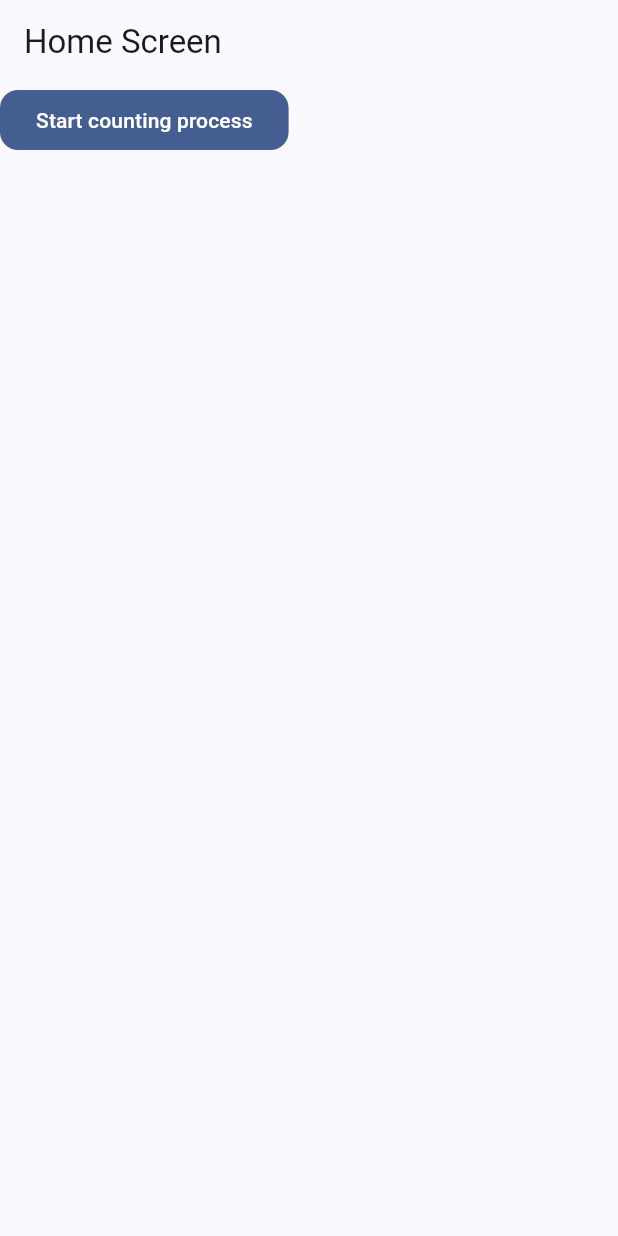
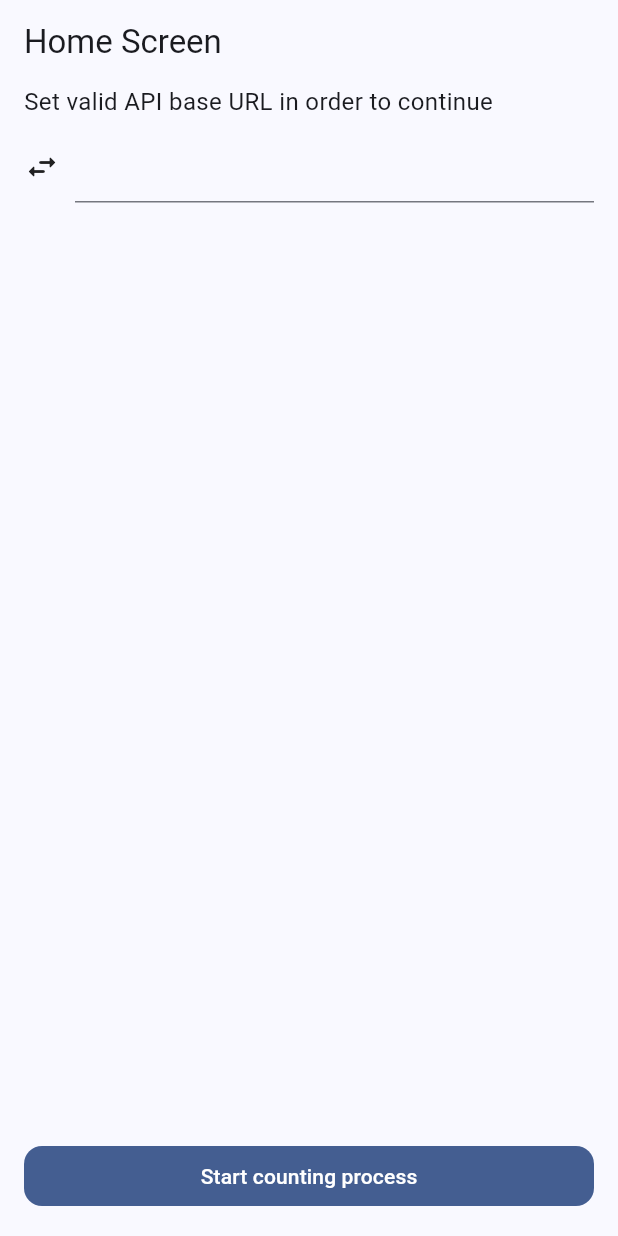
Before and after one commit to tortamque/pathfinder, a Flutter app: the screen it shows after launch, on a phone screen of 412 x 824 dp. Run offline on Flutter 3.47's test engine with Material 3 defaults, Android fonts, the phone set to English and light mode, and no system bars; our stand-ins replace go_router.

Commit message:
Create enter url page

```diff
--- a/lib/config/themes/extensions.dart
+++ b/lib/config/themes/extensions.dart
@@ -4,3 +4,13 @@ import 'package:pathfinder/config/themes/app_colors.dart';
 extension AppColorsFromContext on BuildContext {
   AppColors get colors => AppColors.of(this);
 }
+
+extension TextStylesFromContext on BuildContext {
+  TextTheme get textStyles => Theme.of(this).textTheme;
+}
+
+extension CustomTextStyle on TextTheme {
+  TextStyle get regular => const TextStyle(
+        fontSize: 16,
+      );
+}
--- a/lib/features/enter_url/presentation/pages/enter_url_page.dart
+++ b/lib/features/enter_url/presentation/pages/enter_url_page.dart
@@ -1,8 +1,17 @@
 import 'package:flutter/material.dart';
+import 'package:pathfinder/config/themes/extensions.dart';
+import 'package:pathfinder/features/enter_url/presentation/widgets/enter_url_text_field.dart';
 import 'package:pathfinder/widgets/buttons/main_button.dart';
 
-class HomePage extends StatelessWidget {
+class HomePage extends StatefulWidget {
   const HomePage({super.key});
+
+  @override
+  State<HomePage> createState() => _HomePageState();
+}
+
+class _HomePageState extends State<HomePage> {
+  final TextEditingController _urlController = TextEditingController();
 
   @override
   Widget build(BuildContext context) {
@@ -10,13 +19,32 @@ class HomePage extends StatelessWidget {
       appBar: AppBar(
         title: const Text('Home Screen'),
       ),
-      body: Column(
-        children: [
-          MainButton(
-            onPressed: () {},
-            child: const Text('Start counting process'),
-          ),
-        ],
+      body: Padding(
+        padding: const EdgeInsets.symmetric(horizontal: 16),
+        child: Column(
+          crossAxisAlignment: CrossAxisAlignment.start,
+          children: [
+            Text(
+              'Set valid API base URL in order to continue',
+              style: context.textStyles.regular,
+            ),
+            Padding(
+              padding: const EdgeInsets.only(top: 8),
+              child: EnterUrlTextField(
+                controller: _urlController,
+              ),
+            ),
+            const Spacer(),
+            Padding(
+              padding: const EdgeInsets.only(bottom: 16),
+              child: MainButton(
+                onPressed: () {},
+                padding: const EdgeInsets.symmetric(vertical: 8),
+                child: const Text('Start counting process'),
+              ),
+            ),
+          ],
+        ),
       ),
     );
   }
--- /dev/null
+++ b/lib/features/enter_url/presentation/widgets/enter_url_text_field.dart
@@ -0,0 +1,25 @@
+import 'package:flutter/material.dart';
+
+class EnterUrlTextField extends StatelessWidget {
+  const EnterUrlTextField({
+    super.key,
+    required this.controller,
+  });
+
+  final TextEditingController controller;
+
+  @override
+  Widget build(BuildContext context) {
+    return Row(
+      children: [
+        Icon(Icons.swap_horiz_rounded),
+        Expanded(
+          child: Padding(
+            padding: const EdgeInsets.only(left: 10),
+            child: TextField(),
+          ),
+        ),
+      ],
+    );
+  }
+}
--- a/lib/widgets/buttons/main_button.dart
+++ b/lib/widgets/buttons/main_button.dart
@@ -5,14 +5,20 @@ class MainButton extends StatelessWidget {
     super.key,
     required this.onPressed,
     required this.child,
+    this.width = double.infinity,
+    this.padding = EdgeInsets.zero,
   });
 
   final VoidCallback onPressed;
   final Widget child;
+  final double width;
+  final EdgeInsets padding;
 
   @override
   Widget build(BuildContext context) {
-    return FilledButton(
+    return SizedBox(
+      width: width,
+      child: FilledButton(
         style: ButtonStyle(
           shape: WidgetStateProperty.all<RoundedRectangleBorder>(
             RoundedRectangleBorder(
@@ -21,7 +27,11 @@ class MainButton extends StatelessWidget {
           ),
         ),
         onPressed: onPressed,
+        child: Padding(
+          padding: padding,
           child: child,
+        ),
+      ),
     );
   }
 }
```
Lines whose indentation alone changed are shown as unchanged.
